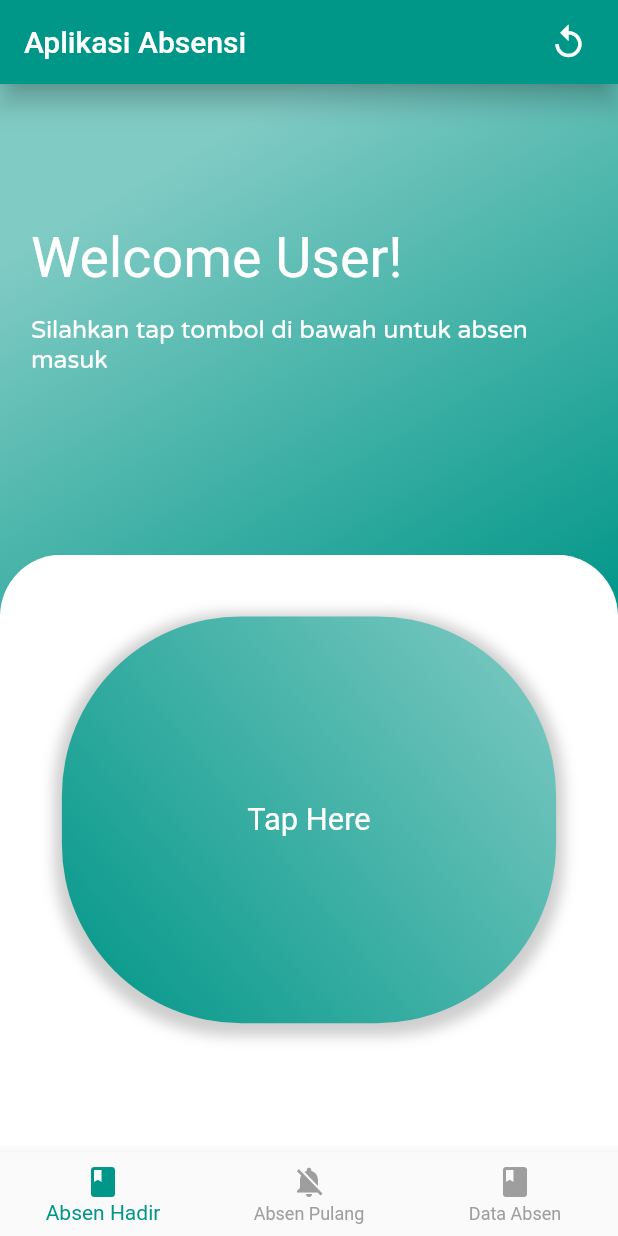
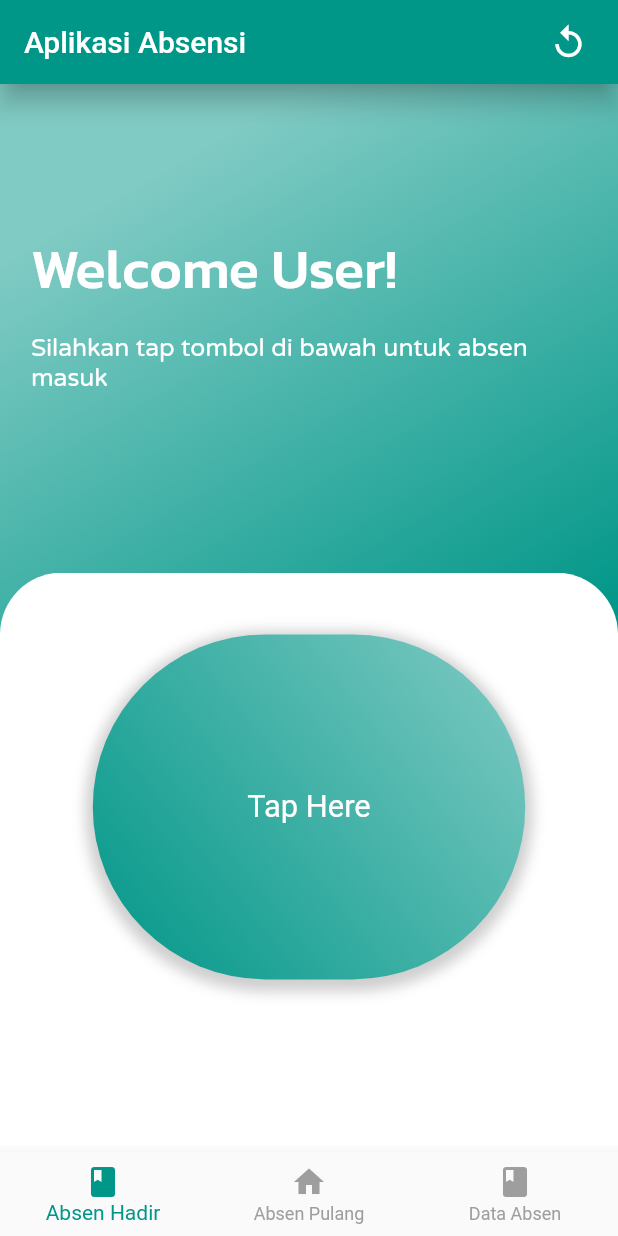
Before and after one commit to umarfakhr4y/projek_panur, a Flutter app: the Home screen opened directly, after a tap on "Tap Here", on a phone screen of 412 x 824 dp. Run offline on Flutter 3.47's test engine with Material 2 defaults, Android fonts, the phone set to English and light mode, and no system bars; our stand-ins replace date_format, flutter_datetime_picker, geolocator, shared_preferences; accounts and stored records are empty.

```diff
--- a/lib/user/ui/AbsenHadir.dart
+++ b/lib/user/ui/AbsenHadir.dart
@@ -35,7 +35,7 @@ class _AbsenHadirState extends State<AbsenHadir> {
               children: [
                 Text('Welcome User!',
                     style: TextStyle(
-                      // fontWeight: FontWeight.w600,
+                      fontFamily: 'Kanit',
                       color: Colors.white,
                       fontSize: displayWidth(context) * 0.09,
                     )),
@@ -55,7 +55,7 @@ class _AbsenHadirState extends State<AbsenHadir> {
             child: ListView(
               children: <Widget>[
                 Container(
-                  height: displayHeight(context) * 0.503,
+                  height: displayHeight(context) * 0.490,
                   decoration: BoxDecoration(
                     color: Colors.white,
                     borderRadius: BorderRadius.only(
@@ -73,9 +73,9 @@ class _AbsenHadirState extends State<AbsenHadir> {
                             ),
                             InkWell(
                               onTap: () {
-                                _getCurrentLocation();
-                                print(_getCurrentLocation());
-                                print("dipencet");
+                                // _getCurrentLocation();
+                                // print(_getCurrentLocation());
+                                print("absen hadir dipencet");
                               },
                               child: Container(
                                   // padding: EdgeInsets.all(
@@ -103,7 +103,7 @@ class _AbsenHadirState extends State<AbsenHadir> {
                                   ),
                                   child: Padding(
                                     padding: EdgeInsets.all(
-                                        displayWidth(context) * 0.30),
+                                        displayWidth(context) * 0.25),
                                     child: Text(
                                       "Tap Here",
                                       style: TextStyle(
--- a/lib/user/ui/AbsenPulang.dart
+++ b/lib/user/ui/AbsenPulang.dart
@@ -27,7 +27,7 @@ class _AbsenPulangState extends State<AbsenPulang> {
               children: [
                 Text('Hati - Hati Di Jalan!',
                     style: TextStyle(
-                      // fontWeight: FontWeight.w600,
+                      fontFamily: 'Kanit',
                       color: Colors.white,
                       fontSize: displayWidth(context) * 0.09,
                     )),
--- a/lib/user/ui/home.dart
+++ b/lib/user/ui/home.dart
@@ -55,7 +55,7 @@ class _HomeState extends State<Home> {
         title: Text('Absen Hadir'),
       ),
       BottomNavigationBarItem(
-        icon: Icon(Icons.notifications_off),
+        icon: Icon(Icons.home),
         title: Text('Absen Pulang'),
       ),
       BottomNavigationBarItem(
```
